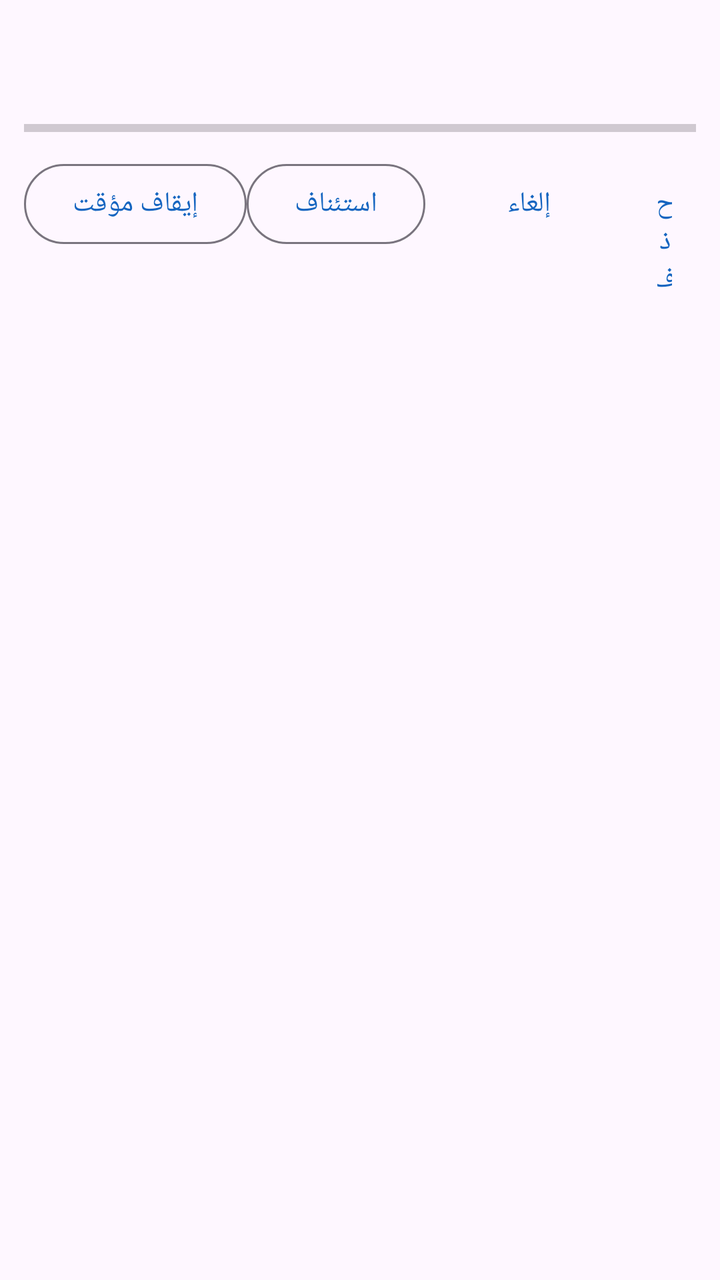
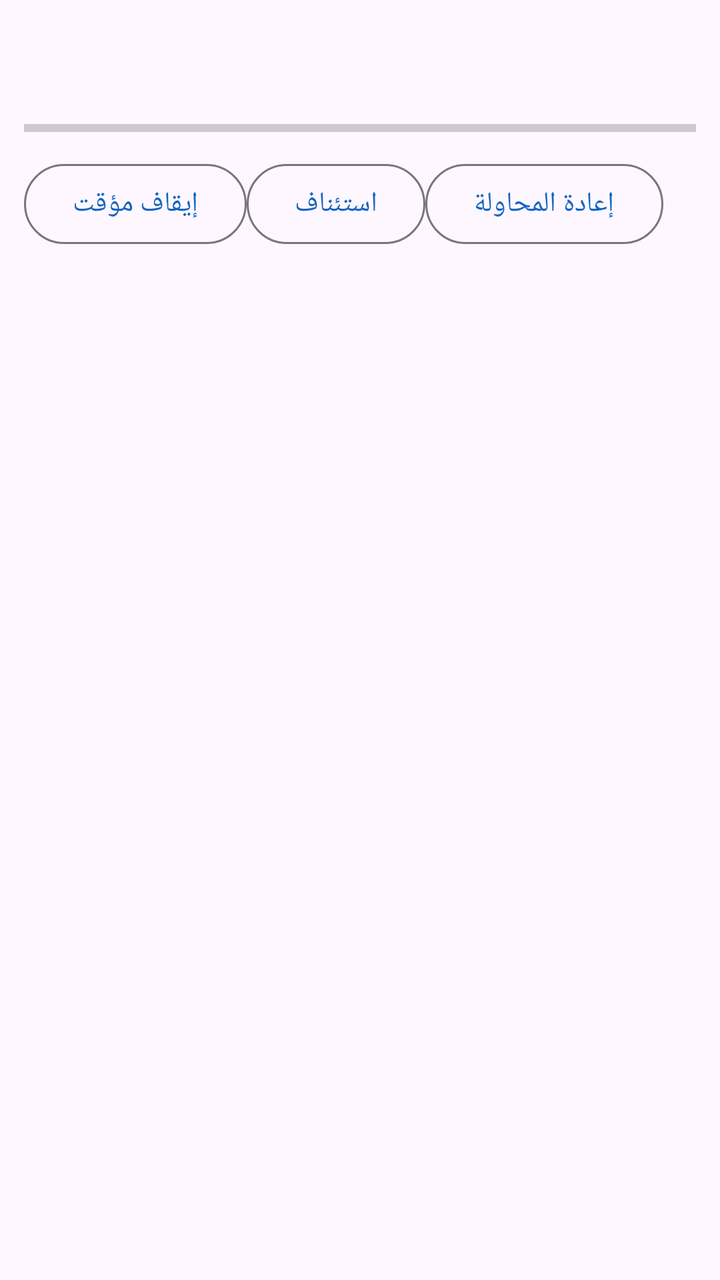

Two renders of the same Android screen: before a commit and after it. Below are the layout's source before the change and the commit's diff.
<!-- AndroidManifest.xml: application theme Theme.VidLoader -->
<!-- res/layout/item_active.xml -->
<?xml version="1.0" encoding="utf-8"?>
<LinearLayout xmlns:android="http://schemas.android.com/apk/res/android"
    android:layout_width="match_parent"
    android:layout_height="wrap_content"
    android:orientation="vertical"
    android:paddingStart="12dp"
    android:paddingEnd="12dp"
    android:paddingTop="10dp"
    android:paddingBottom="10dp">

    <TextView
        android:id="@+id/active_title"
        android:layout_width="match_parent"
        android:layout_height="wrap_content"
        android:ellipsize="end"
        android:maxLines="2"
        android:textAppearance="?attr/textAppearanceBodyLarge" />

    <TextView
        android:id="@+id/active_meta"
        android:layout_width="match_parent"
        android:layout_height="wrap_content"
        android:layout_marginTop="2dp"
        android:textAppearance="?attr/textAppearanceBodySmall" />

    <ProgressBar
        android:id="@+id/active_progress"
        style="?android:attr/progressBarStyleHorizontal"
        android:layout_width="match_parent"
        android:layout_height="wrap_content"
        android:layout_marginTop="6dp"
        android:max="100" />

    <LinearLayout
        android:layout_width="match_parent"
        android:layout_height="wrap_content"
        android:layout_marginTop="6dp"
        android:orientation="horizontal">

        <com.google.android.material.button.MaterialButton
            android:id="@+id/active_pause"
            style="@style/Widget.Material3.Button.OutlinedButton"
            android:layout_width="wrap_content"
            android:layout_height="wrap_content"
            android:text="@string/pause" />

        <com.google.android.material.button.MaterialButton
            android:id="@+id/active_resume"
            style="@style/Widget.Material3.Button.OutlinedButton"
            android:layout_width="wrap_content"
            android:layout_height="wrap_content"
            android:text="@string/resume" />

        <com.google.android.material.button.MaterialButton
            android:id="@+id/active_cancel"
            style="@style/Widget.Material3.Button.TextButton"
            android:layout_width="wrap_content"
            android:layout_height="wrap_content"
            android:layout_marginStart="8dp"
            android:text="@string/cancel" />

        <com.google.android.material.button.MaterialButton
            android:id="@+id/active_delete"
            style="@style/Widget.Material3.Button.TextButton"
            android:layout_width="wrap_content"
            android:layout_height="wrap_content"
            android:layout_marginStart="8dp"
            android:text="@string/delete" />
    </LinearLayout>
</LinearLayout>
<!-- resources referenced by this layout -->
<resources>
  <string name="cancel">إلغاء</string>
  <string name="delete">حذف</string>
  <string name="pause">إيقاف مؤقت</string>
  <string name="resume">استئناف</string>
  <style name="Theme.VidLoader" parent="Theme.Material3.DayNight.NoActionBar">
          <item name="colorPrimary">@color/primary</item>
          <item name="colorOnPrimary">#FFFFFF</item>
          <item name="colorPrimaryContainer">#BBDEFB</item>
          <item name="colorSecondary">@color/accent</item>
          <item name="android:statusBarColor">@color/primary_dark</item>
      </style>
  <color name="primary">#1565C0</color>
  <color name="accent">#FF8F00</color>
  <color name="primary_dark">#0D47A1</color>
</resources>

<!-- the commit's change to res/layout/item_active.xml (unified diff, before → after) -->
@@ -52,6 +52,13 @@
             android:text="@string/resume" />
 
         <com.google.android.material.button.MaterialButton
+            android:id="@+id/active_retry"
+            style="@style/Widget.Material3.Button.OutlinedButton"
+            android:layout_width="wrap_content"
+            android:layout_height="wrap_content"
+            android:text="@string/retry_failed" />
+
+        <com.google.android.material.button.MaterialButton
             android:id="@+id/active_cancel"
             style="@style/Widget.Material3.Button.TextButton"
             android:layout_width="wrap_content"
<!-- resource entries referenced after the edit -->
@@ -4,6 +4,7 @@
   <string name="delete">حذف</string>
   <string name="pause">إيقاف مؤقت</string>
   <string name="resume">استئناف</string>
+  <string name="retry_failed">إعادة المحاولة</string>
   <style name="Theme.VidLoader" parent="Theme.Material3.DayNight.NoActionBar">
           <item name="colorPrimary">@color/primary</item>
           <item name="colorOnPrimary">#FFFFFF</item>
